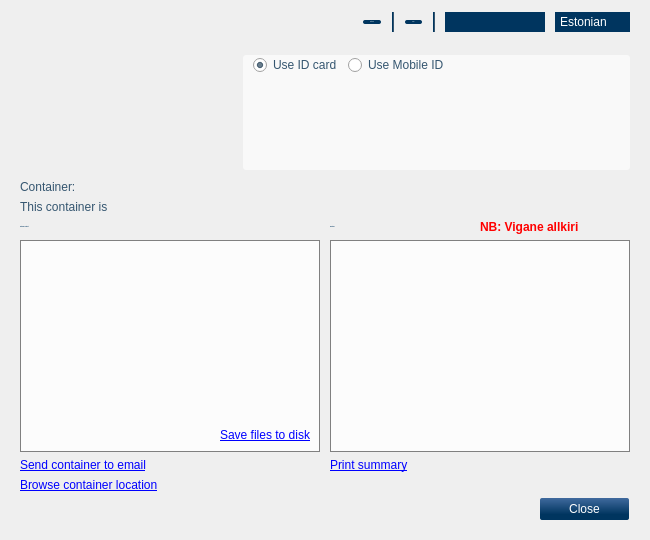
Qt form qdigidoc/trunk/client/ui/MainWindow.ui (tixsys/esteid) before a commit.
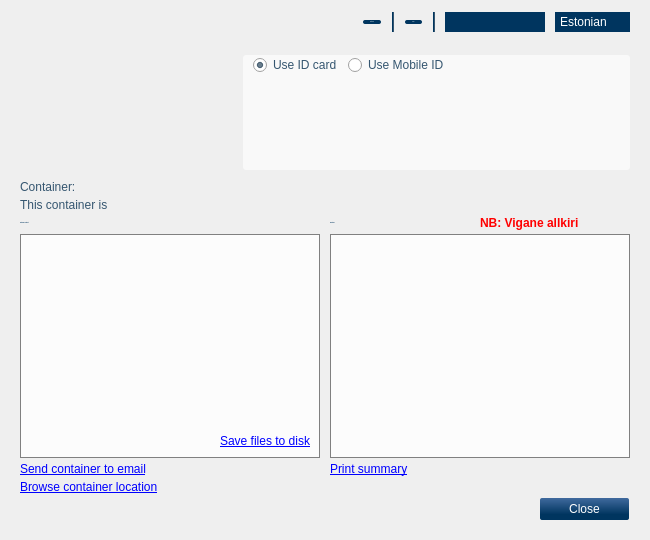
The same form after that commit. The open tabs and pages were chosen to show the change. Icons and pictures are not drawn. Custom widgets are drawn as their Qt base class.

Commit message: qdigidoc: adjust mac layout

The edit to the form file:
```diff
--- a/qdigidoc/trunk/client/ui/MainWindow.ui
+++ b/qdigidoc/trunk/client/ui/MainWindow.ui
@@ -920,6 +920,9 @@
           <property name="horizontalSpacing">
            <number>10</number>
           </property>
+          <property name="verticalSpacing">
+           <number>4</number>
+          </property>
           <property name="margin">
            <number>0</number>
           </property>
@@ -966,8 +969,8 @@
               <rect>
                <x>0</x>
                <y>0</y>
-               <width>88</width>
-               <height>18</height>
+               <width>288</width>
+               <height>201</height>
               </rect>
              </property>
              <layout class="QVBoxLayout" name="viewSignaturesLayout">
```
Left out of the diff: 7 changed lines with no effect on the pictures. Lines whose indentation alone changed are shown as unchanged. The commit also changes 1 other file.
